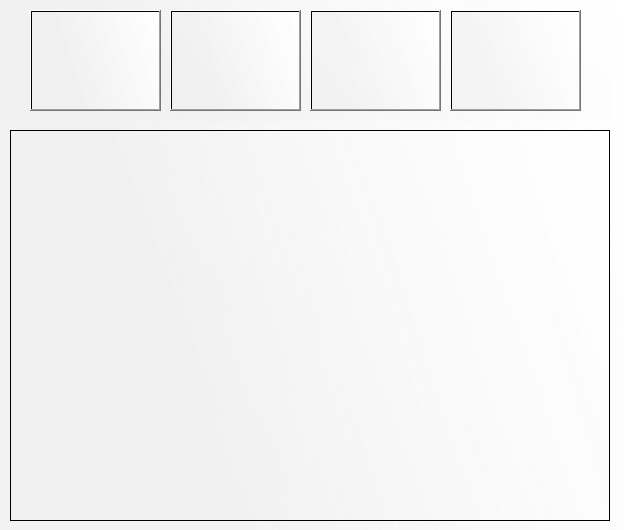
First picture: the form in etu.ui, repository gurpartap007/qtmop, before the edit.
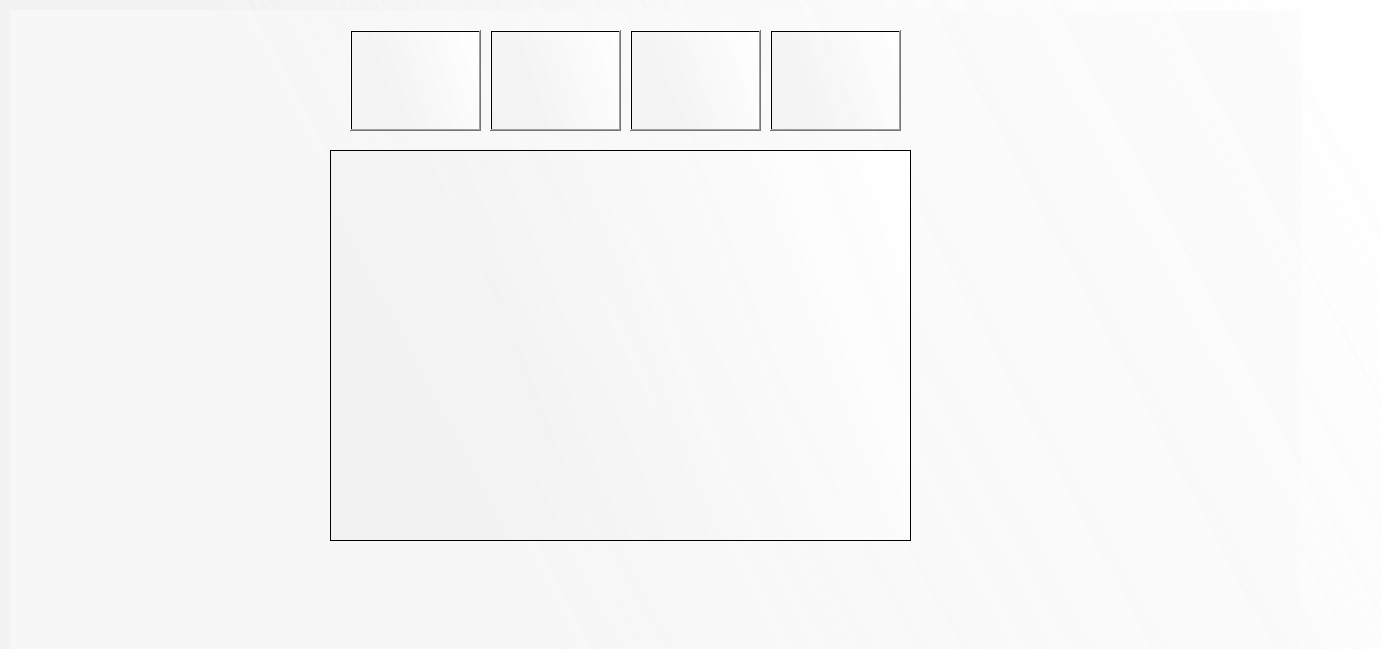
Second picture: the form after the edit. Icons and pictures are not drawn.

Commit message: added semi transparent background with virtual function of paintevent and stylesheet of label

Patch:
```diff
--- a/etu.ui
+++ b/etu.ui
@@ -6,8 +6,8 @@
    <rect>
     <x>0</x>
     <y>0</y>
-    <width>624</width>
-    <height>530</height>
+    <width>1381</width>
+    <height>649</height>
    </rect>
   </property>
   <property name="windowTitle">
@@ -20,12 +20,16 @@
   <widget class="QPushButton" name="pushButton">
    <property name="geometry">
     <rect>
-     <x>30</x>
-     <y>10</y>
+     <x>350</x>
+     <y>30</y>
      <width>131</width>
      <height>101</height>
     </rect>
    </property>
+   <property name="styleSheet">
+    <string notr="true">background-color: qlineargradient(spread:pad, x1:0.5, y0.8:0, x2:1, y1:0, stop:0 rgba(240, 240, 240, 150), stop:1 rgba(255, 255, 255, 255));
+</string>
+   </property>
    <property name="text">
     <string/>
    </property>
@@ -43,14 +47,14 @@
   <widget class="QLabel" name="label">
    <property name="geometry">
     <rect>
-     <x>0</x>
-     <y>0</y>
-     <width>611</width>
-     <height>121</height>
+     <x>10</x>
+     <y>10</y>
+     <width>1291</width>
+     <height>641</height>
     </rect>
    </property>
    <property name="styleSheet">
-    <string notr="true"/>
+    <string notr="true">background-color: qlineargradient(spread:pad, x1:0, y1:0, x1:0, y1:0, stop:0 rgba(250, 250, 250, 150), stop:1 rgba(255, 255, 255, 255));</string>
    </property>
    <property name="text">
     <string/>
@@ -59,12 +63,16 @@
   <widget class="QPushButton" name="pushButton_2">
    <property name="geometry">
     <rect>
-     <x>170</x>
-     <y>10</y>
+     <x>490</x>
+     <y>30</y>
      <width>131</width>
      <height>101</height>
     </rect>
    </property>
+   <property name="styleSheet">
+    <string notr="true">background-color: qlineargradient(spread:pad, x1:0.5, y0.8:0, x2:1, y1:0, stop:0 rgba(240, 240, 240, 150), stop:1 rgba(255, 255, 255, 255));
+</string>
+   </property>
    <property name="text">
     <string/>
    </property>
@@ -82,12 +90,15 @@
   <widget class="QPushButton" name="pushButton_3">
    <property name="geometry">
     <rect>
-     <x>310</x>
-     <y>10</y>
+     <x>630</x>
+     <y>30</y>
      <width>131</width>
      <height>101</height>
     </rect>
    </property>
+   <property name="styleSheet">
+    <string notr="true">background-color: qlineargradient(spread:pad, x1:0.5, y0.8:0, x2:1, y1:0, stop:0 rgba(240, 240, 240, 150), stop:1 rgba(255, 255, 255, 255));</string>
+   </property>
    <property name="text">
     <string/>
    </property>
@@ -105,12 +116,16 @@
   <widget class="QPushButton" name="pushButton_4">
    <property name="geometry">
     <rect>
-     <x>450</x>
-     <y>10</y>
+     <x>770</x>
+     <y>30</y>
      <width>131</width>
      <height>101</height>
     </rect>
    </property>
+   <property name="styleSheet">
+    <string notr="true">background-color: qlineargradient(spread:pad, x1:0.5, y0.8:0, x2:1, y1:0, stop:0 rgba(240, 240, 240, 150), stop:1 rgba(255, 255, 255, 255));
+</string>
+   </property>
    <property name="text">
     <string/>
    </property>
@@ -128,9 +143,9 @@
   <widget class="QListView" name="call_queue">
    <property name="geometry">
     <rect>
-     <x>10</x>
-     <y>130</y>
-     <width>600</width>
+     <x>330</x>
+     <y>150</y>
+     <width>581</width>
      <height>391</height>
     </rect>
    </property>
```
Left out of the diff: 3 changed lines with no effect on the pictures. The commit also changes 3 other files.
